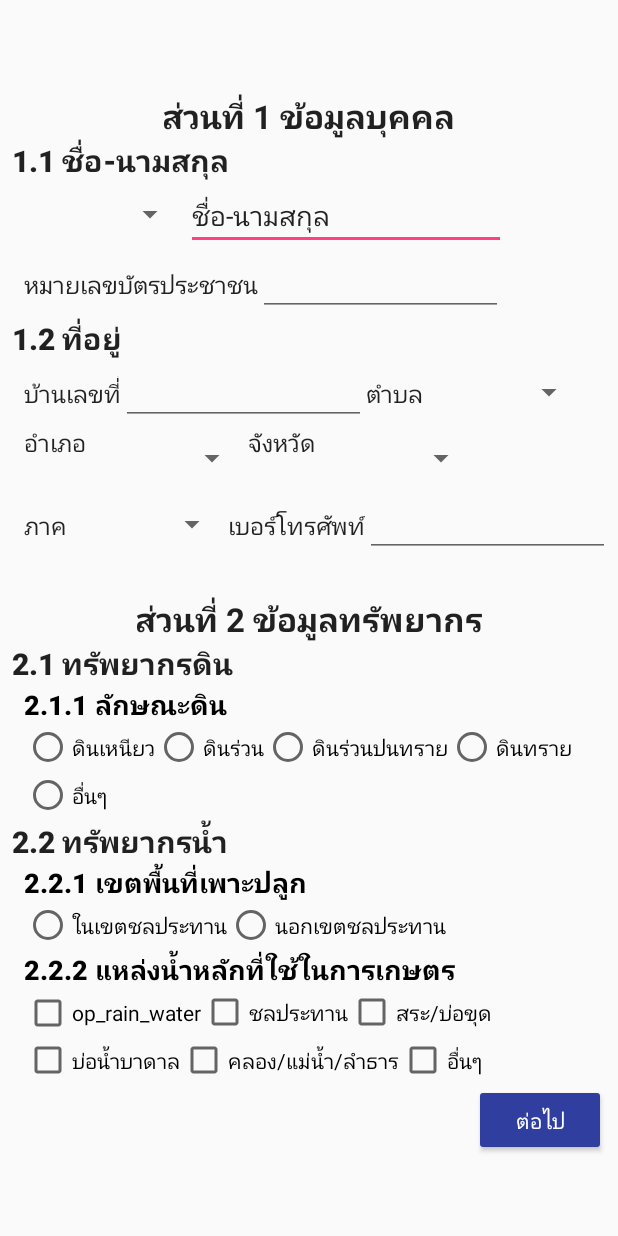
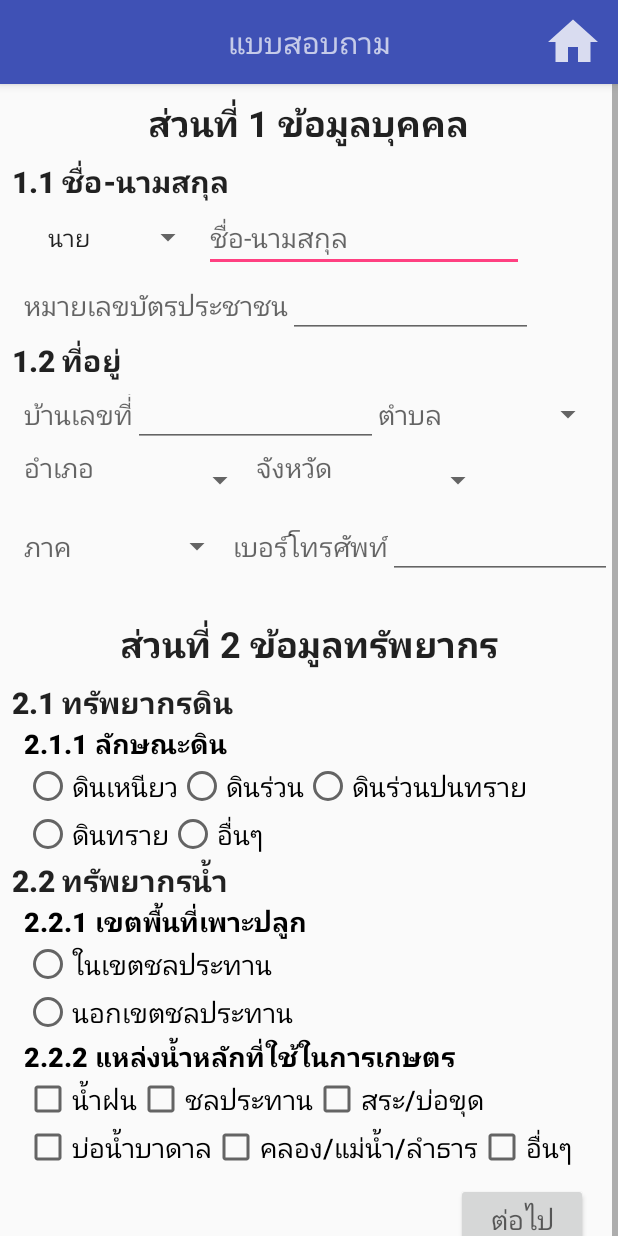
Before and after one commit to Jeniuss/Application, an Android app: the Section1Activity screen opened directly, with no data from a screen before it, on a phone screen of 412 x 824 dp. Run offline under Robolectric (Android 15) with nearby library versions, the phone set to English and light mode, and no system bars.

Commit message:
Modify section 1 and add toolbarSection.

```diff
--- a/app/src/main/java/application/application/Section1Activity.java
+++ b/app/src/main/java/application/application/Section1Activity.java
@@ -1,12 +1,53 @@
 package application.application;
 
+import android.content.Intent;
 import android.os.Bundle;
 import android.support.v7.app.AppCompatActivity;
+import android.view.View;
+import android.widget.AdapterView;
+import android.widget.ArrayAdapter;
+import android.widget.Button;
+import android.widget.Spinner;
 
 public class Section1Activity extends AppCompatActivity {
+
+    Spinner gender;
+
+    String gender_option[] = {"นาย","นาง","นางสาว"};
+    ArrayAdapter<String> adapter;
+
+
     @Override
     protected void onCreate(Bundle savedInstanceState) {
         super.onCreate(savedInstanceState);
         setContentView(R.layout.activity_section1);
+
+        final Button nextBtn = (Button) findViewById(R.id.nextBtn);
+
+        nextBtn.setOnClickListener(new View.OnClickListener() {
+            @Override
+            public void onClick(View view) {
+                Intent section3 = new Intent(getApplicationContext(), Section3Activity.class);
+                startActivity(section3);
+            }
+        });
+
+
+        gender = (Spinner) findViewById(R.id.editNameTitle);
+        adapter = new ArrayAdapter<String>(this,android.R.layout.simple_list_item_1,gender_option);
+
+        gender.setAdapter(adapter);
+
+        gender.setOnItemSelectedListener(new AdapterView.OnItemSelectedListener() {
+            @Override
+            public void onItemSelected(AdapterView<?> adapterView, View view, int i, long l) {
+
+            }
+
+            @Override
+            public void onNothingSelected(AdapterView<?> adapterView) {
+
+            }
+        });
     }
 }
--- /dev/null
+++ b/app/src/main/res/drawable/ic_home.xml
@@ -0,0 +1,11 @@
+<vector xmlns:android="http://schemas.android.com/apk/res/android"
+    android:width="24dp"
+    android:height="24dp"
+    android:viewportWidth="24"
+    android:viewportHeight="24"
+    android:tint="#FFFFFF"
+    android:alpha="0.8">
+    <path
+        android:fillColor="#FF000000"
+        android:pathData="M10,20v-6h4v6h5v-8h3L12,3 2,12h3v8z"/>
+</vector>
--- a/app/src/main/res/layout/activity_main.xml
+++ b/app/src/main/res/layout/activity_main.xml
@@ -13,7 +13,7 @@
         android:layout_marginTop="200dp"
         android:backgroundTint="@color/colorPrimaryDark"
         android:enabled="true"
-        android:text="@string/txt_quesion_air_ans"
+        android:text="@string/txt_question_air_ans"
         android:textAppearance="@style/TextAppearance.AppCompat.Large"
         android:textColor="#FFFFFF"
         app:layout_constraintEnd_toEndOf="parent"
@@ -26,7 +26,7 @@
         android:layout_height="wrap_content"
         android:layout_marginTop="50dp"
         android:backgroundTint="@color/colorPrimaryDark"
-        android:text="@string/txt_quesion_air_unsuccess"
+        android:text="@string/txt_question_air_unsuccess"
         android:textAppearance="@style/TextAppearance.AppCompat.Large"
         android:textColor="#FFFFFF"
         app:layout_constraintEnd_toEndOf="parent"
@@ -39,7 +39,7 @@
         android:layout_height="wrap_content"
         android:layout_marginTop="50dp"
         android:backgroundTint="@color/colorPrimaryDark"
-        android:text="@string/txt_quesion_air"
+        android:text="@string/txt_question_air"
         android:textAppearance="@style/TextAppearance.AppCompat.Large"
         android:textColor="#FFFFFF"
         app:layout_constraintEnd_toEndOf="parent"
--- a/app/src/main/res/layout/activity_section1.xml
+++ b/app/src/main/res/layout/activity_section1.xml
@@ -5,12 +5,16 @@
     android:layout_width="match_parent"
     android:layout_height="match_parent">
 
+    <include
+        android:id="@+id/toolbarSection"
+        layout="@layout/toolbar_section"/>
+
     <ScrollView
         android:layout_width="match_parent"
         android:layout_height="wrap_content"
-        app:layout_constraintBottom_toBottomOf="parent"
+        app:layout_constraintEnd_toEndOf="parent"
         app:layout_constraintStart_toStartOf="parent"
-        app:layout_constraintTop_toTopOf="parent">
+        app:layout_constraintTop_toBottomOf="@+id/toolbarSection">
 
         <LinearLayout
             android:layout_width="match_parent"
@@ -21,15 +25,12 @@
                 android:id="@+id/section1"
                 android:layout_width="wrap_content"
                 android:layout_height="wrap_content"
-                android:layout_marginStart="108dp"
+                android:layout_gravity="center"
                 android:layout_marginTop="8dp"
+                android:layout_marginBottom="8dp"
                 android:text="@string/txt_section_1"
-                android:textAppearance="@style/TextAppearance.AppCompat.Large"
-                android:textStyle="bold"
-                app:layout_constraintEnd_toEndOf="parent"
-                app:layout_constraintHorizontal_bias="0.0"
-                app:layout_constraintStart_toStartOf="parent"
-                app:layout_constraintTop_toTopOf="parent" />
+                android:textAppearance="@style/TextAppearance.AppCompat.Headline"
+                android:textStyle="bold"/>
 
             <LinearLayout
                 android:id="@+id/linearLayout1"
@@ -59,7 +60,7 @@
 
                     <Spinner
                         android:id="@+id/editNameTitle"
-                        android:layout_width="108dp"
+                        android:layout_width="120dp"
                         android:layout_height="44dp" />
 
                     <EditText
@@ -68,7 +69,7 @@
                         android:layout_height="wrap_content"
                         android:ems="10"
                         android:inputType="textPersonName"
-                        android:text="ชื่อ-นามสกุล" />
+                        android:hint="@string/txt_name" />
                 </LinearLayout>
 
                 <LinearLayout
@@ -84,7 +85,7 @@
                         android:layout_width="wrap_content"
                         android:layout_height="wrap_content"
                         android:text="@string/input_id_card"
-                        android:textAppearance="@style/Base.TextAppearance.AppCompat.Subhead" />
+                        android:textAppearance="@android:style/TextAppearance.DeviceDefault.Medium" />
 
                     <EditText
                         android:id="@+id/editIdCard"
@@ -127,7 +128,7 @@
                         android:layout_width="wrap_content"
                         android:layout_height="wrap_content"
                         android:text="@string/input_address_number"
-                        android:textAppearance="@style/Base.TextAppearance.AppCompat.Subhead" />
+                        android:textAppearance="@android:style/TextAppearance.DeviceDefault.Medium"/>
 
                     <EditText
                         android:id="@+id/editAddressNumber"
@@ -142,7 +143,7 @@
                         android:layout_width="wrap_content"
                         android:layout_height="wrap_content"
                         android:text="@string/input_sub_district"
-                        android:textAppearance="@style/Base.TextAppearance.AppCompat.Subhead" />
+                        android:textAppearance="@android:style/TextAppearance.DeviceDefault.Medium" />
 
                     <Spinner
                         android:id="@+id/editSubDistrict"
@@ -163,7 +164,7 @@
                         android:layout_width="wrap_content"
                         android:layout_height="wrap_content"
                         android:text="@string/input_district"
-                        android:textAppearance="@style/Base.TextAppearance.AppCompat.Subhead" />
+                        android:textAppearance="@android:style/TextAppearance.DeviceDefault.Medium" />
 
                     <Spinner
                         android:id="@+id/editDistrict"
@@ -175,7 +176,7 @@
                         android:layout_width="wrap_content"
                         android:layout_height="wrap_content"
                         android:text="@string/input_province"
-                        android:textAppearance="@style/Base.TextAppearance.AppCompat.Subhead" />
+                        android:textAppearance="@android:style/TextAppearance.DeviceDefault.Medium" />
 
                     <Spinner
                         android:id="@+id/editProvince"
@@ -196,7 +197,7 @@
                         android:layout_width="wrap_content"
                         android:layout_height="wrap_content"
                         android:text="@string/input_zone"
-                        android:textAppearance="@style/Base.TextAppearance.AppCompat.Subhead" />
+                        android:textAppearance="@android:style/TextAppearance.DeviceDefault.Medium"/>
 
                     <Spinner
                         android:id="@+id/editZone"
@@ -208,7 +209,7 @@
                         android:layout_width="wrap_content"
                         android:layout_height="wrap_content"
                         android:text="@string/input_phone"
-                        android:textAppearance="@style/Base.TextAppearance.AppCompat.Subhead" />
+                        android:textAppearance="@android:style/TextAppearance.DeviceDefault.Medium" />
 
                     <EditText
                         android:id="@+id/editPhoneNumber"
@@ -225,8 +226,9 @@
                 android:layout_width="wrap_content"
                 android:layout_height="wrap_content"
                 android:layout_marginTop="25dp"
+                android:layout_marginBottom="8dp"
                 android:text="@string/txt_section_2"
-                android:textAppearance="@style/TextAppearance.AppCompat.Large"
+                android:textAppearance="@style/TextAppearance.AppCompat.Headline"
                 android:textStyle="bold"
                 android:layout_gravity="center"
                 app:layout_constraintEnd_toEndOf="parent"
@@ -281,25 +283,24 @@
                         android:id="@+id/claySoil"
                         android:layout_width="wrap_content"
                         android:layout_height="wrap_content"
-                        android:text="@string/op_clay_soil" />
+                        android:text="@string/op_clay_soil"
+                        android:textAppearance="@android:style/TextAppearance.DeviceDefault.Medium"/>
 
                     <RadioButton
                         android:id="@+id/loamSoil"
                         android:layout_width="wrap_content"
                         android:layout_height="wrap_content"
-                        android:text="@string/op_loam_soil" />
+                        android:text="@string/op_loam_soil"
+                        android:textAppearance="@android:style/TextAppearance.DeviceDefault.Medium"/>
 
                     <RadioButton
                         android:id="@+id/sandyLoamSoil"
                         android:layout_width="wrap_content"
                         android:layout_height="wrap_content"
-                        android:text="@string/op_sandy_loam_soil" />
+                        android:text="@string/op_sandy_loam_soil"
+                        android:textAppearance="@android:style/TextAppearance.DeviceDefault.Medium"/>
 
-                    <RadioButton
-                        android:id="@+id/sandySoil"
-                        android:layout_width="wrap_content"
-                        android:layout_height="wrap_content"
-                        android:text="@string/op_sandy_soil" />
+
                 </LinearLayout>
 
                 <LinearLayout
@@ -311,10 +312,18 @@
                     android:orientation="horizontal">
 
                     <RadioButton
+                        android:id="@+id/sandySoil"
+                        android:layout_width="wrap_content"
+                        android:layout_height="wrap_content"
+                        android:text="@string/op_sandy_soil"
+                        android:textAppearance="@android:style/TextAppearance.DeviceDefault.Medium"/>
+
+                    <RadioButton
                         android:id="@+id/etc1"
                         android:layout_width="wrap_content"
                         android:layout_height="wrap_content"
-                        android:text="@string/etc" />
+                        android:text="@string/etc"
+                        android:textAppearance="@android:style/TextAppearance.DeviceDefault.Medium"/>
                 </LinearLayout>
 
                 <LinearLayout
@@ -357,19 +366,21 @@
                     android:layout_height="wrap_content"
                     android:layout_marginStart="8dp"
                     android:layout_marginEnd="8dp"
-                    android:orientation="horizontal">
+                    android:orientation="vertical">
 
                     <RadioButton
                         android:id="@+id/inIrrigation"
                         android:layout_width="wrap_content"
                         android:layout_height="wrap_content"
-                        android:text="@string/op_in_irrigation" />
+                        android:text="@string/op_in_irrigation"
+                        android:textAppearance="@android:style/TextAppearance.DeviceDefault.Medium"/>
 
                     <RadioButton
                         android:id="@+id/outIrrigation"
                         android:layout_width="wrap_content"
                         android:layout_height="wrap_content"
-                        android:text="@string/op_out_irrigation" />
+                        android:text="@string/op_out_irrigation"
+                        android:textAppearance="@android:style/TextAppearance.DeviceDefault.Medium"/>
                 </LinearLayout>
 
                 <LinearLayout
@@ -402,19 +413,22 @@
                         android:id="@+id/rainWater"
                         android:layout_width="wrap_content"
                         android:layout_height="wrap_content"
-                        android:text="op_rain_water" />
+                        android:text="@string/op_rain_water"
+                        android:textAppearance="@android:style/TextAppearance.DeviceDefault.Medium"/>
 
                     <CheckBox
                         android:id="@+id/irrigation"
                         android:layout_width="wrap_content"
                         android:layout_height="wrap_content"
-                        android:text="@string/op_irrigation" />
+                        android:text="@string/op_irrigation"
+                        android:textAppearance="@android:style/TextAppearance.DeviceDefault.Medium"/>
 
                     <CheckBox
                         android:id="@+id/pool"
                         android:layout_width="wrap_content"
                         android:layout_height="wrap_content"
-                        android:text="@string/op_pool" />
+                        android:text="@string/op_pool"
+                        android:textAppearance="@android:style/TextAppearance.DeviceDefault.Medium"/>
                 </LinearLayout>
 
                 <LinearLayout
@@ -429,31 +443,35 @@
                         android:id="@+id/artesianWell"
                         android:layout_width="wrap_content"
                         android:layout_height="wrap_content"
-                        android:text="@string/op_artesian_well" />
+                        android:text="@string/op_artesian_well"
+                        android:textAppearance="@android:style/TextAppearance.DeviceDefault.Medium"/>
 
                     <CheckBox
                         android:id="@+id/river"
                         android:layout_width="wrap_content"
                         android:layout_height="wrap_content"
-                        android:text="@string/op_river" />
+                        android:text="@string/op_river"
+                        android:textAppearance="@android:style/TextAppearance.DeviceDefault.Medium"/>
 
                     <CheckBox
                         android:id="@+id/etc2"
                         android:layout_width="wrap_content"
                         android:layout_height="wrap_content"
-                        android:text="@string/etc" />
+                        android:text="@string/etc"
+                        android:textAppearance="@android:style/TextAppearance.DeviceDefault.Medium"/>
                 </LinearLayout>
             </LinearLayout>
 
             <Button
-                android:id="@+id/next"
+                android:id="@+id/nextBtn"
                 android:layout_width="wrap_content"
                 android:layout_height="wrap_content"
-                android:layout_marginEnd="8dp"
-                android:backgroundTint="@color/colorPrimaryDark"
+                android:layout_marginEnd="20dp"
+                android:layout_marginTop="8dp"
+                android:layout_marginBottom="70dp"
                 android:text="ต่อไป"
-                android:textColor="#FFFFFF"
-                android:layout_gravity="end"/>
+                android:layout_gravity="end"
+                android:textAppearance="@android:style/TextAppearance.DeviceDefault.Medium"/>
         </LinearLayout>
     </ScrollView>
 
--- a/app/src/main/res/layout/activity_section3.xml
+++ b/app/src/main/res/layout/activity_section3.xml
@@ -6,32 +6,32 @@
     android:layout_height="match_parent"
     tools:context="application.application.Section3Activity">
 
-    <TextView
-        android:id="@+id/txtSection3"
-        android:layout_width="wrap_content"
-        android:layout_height="wrap_content"
-        android:layout_marginEnd="8dp"
-        android:layout_marginStart="8dp"
-        android:layout_marginTop="8dp"
-        android:text="@string/sec3"
-        android:textAppearance="@style/TextAppearance.AppCompat.Headline"
-        android:textStyle="bold"
-        app:layout_constraintEnd_toEndOf="parent"
-        app:layout_constraintStart_toStartOf="parent"
-        app:layout_constraintTop_toTopOf="parent" />
+    <include
+        android:id="@+id/toolbarSection"
+        layout="@layout/toolbar_section"/>
 
     <ScrollView
         android:id="@+id/scrollView2"
         android:layout_width="match_parent"
         android:layout_height="wrap_content"
-        android:layout_marginTop="52dp"
-        app:layout_constraintTop_toTopOf="parent">
+        app:layout_constraintEnd_toEndOf="parent"
+        app:layout_constraintStart_toStartOf="parent"
+        app:layout_constraintTop_toBottomOf="@+id/toolbarSection" >
 
         <LinearLayout
             android:layout_width="match_parent"
             android:layout_height="wrap_content"
             android:orientation="vertical">
 
+            <TextView
+                android:id="@+id/txtSection3"
+                android:layout_width="wrap_content"
+                android:layout_height="wrap_content"
+                android:layout_marginTop="8dp"
+                android:text="@string/sec3"
+                android:textAppearance="@style/TextAppearance.AppCompat.Headline"
+                android:textStyle="bold"
+                android:layout_gravity="center"/>
 
             <!-- 3.1 -->
             <RelativeLayout
@@ -3523,7 +3523,7 @@
                 android:layout_width="match_parent"
                 android:layout_height="wrap_content"
                 android:gravity="center"
-                android:layout_marginBottom="60dp">
+                android:layout_marginBottom="70dp">
 
                 <Button
                     android:id="@+id/submit"
--- /dev/null
+++ b/app/src/main/res/layout/toolbar_section.xml
@@ -0,0 +1,26 @@
+<?xml version="1.0" encoding="utf-8"?>
+<android.support.v7.widget.Toolbar xmlns:android="http://schemas.android.com/apk/res/android"
+    android:layout_width="match_parent"
+    android:layout_height="wrap_content"
+    xmlns:app="http://schemas.android.com/apk/res-auto"
+    android:background="@color/colorPrimary"
+    android:elevation="4dp"
+    android:theme="@style/ThemeOverlay.AppCompat.Dark.ActionBar">
+
+    <TextView
+        android:id="@+id/toolbar_title"
+        android:layout_width="wrap_content"
+        android:layout_height="wrap_content"
+        android:layout_gravity="center"
+        android:textSize="20sp"
+        android:text="@string/txt_question"/>
+
+    <ImageView
+        android:id="@+id/loginImg"
+        android:layout_width="40dp"
+        android:layout_height="40dp"
+        android:layout_gravity="end"
+        android:layout_marginEnd="10sp"
+        app:srcCompat="@drawable/ic_home" />
+
+</android.support.v7.widget.Toolbar>
--- a/app/src/main/res/values/strings.xml
+++ b/app/src/main/res/values/strings.xml
@@ -5,9 +5,10 @@
     <string name="txt_password">รหัสผ่าน</string>
     <string name="txt_submit_btn_th">ยืนยัน</string>
     <string name="txt_dash_board">Dashboard</string>
-    <string name="txt_quesion_air">รายการแบบสอบถาม</string>
-    <string name="txt_quesion_air_ans">ตอบแบบสอบถาม</string>
-    <string name="txt_quesion_air_unsuccess">แบบสอบถามที่ส่งไม่สำเร็จ</string>
+    <string name="txt_question">แบบสอบถาม</string>
+    <string name="txt_question_air">รายการแบบสอบถาม</string>
+    <string name="txt_question_air_ans">ตอบแบบสอบถาม</string>
+    <string name="txt_question_air_unsuccess">แบบสอบถามที่ส่งไม่สำเร็จ</string>
     <string name="input_id_card">หมายเลขบัตรประชาชน</string>
     <string name="txt_submit_btn">Submit</string>
     <string name="txt_section_1">ส่วนที่ 1 ข้อมูลบุคคล</string>
@@ -16,6 +17,7 @@
     <string name="txt_section_4">ส่วนที่ 4 ข้อมูลการเพาะปลูกผักและพืชไร่</string>
     <string name="txt_section_5">ส่วนที่ 5 ข้อมูลการจัดการแปลงไม้ผลยืนต้น/ยางพารา/ปาล์มน้ำมัน ที่สร้างรายได้แก่ครัวเรือน</string>
     <string name="txt_section_6">ส่วนที่ 6 ข้อมูลทรัพยากรป่าไม้และพื้นที่สีเขียว</string>
+    <string name="txt_name">ชื่อ-นามสกุล</string>
     <string name="input_name_surname">1.1 ชื่อ-นามสกุล</string>
     <string name="input_address">1.2 ที่อยู่</string>
     <string name="input_address_number">บ้านเลขที่่</string>
```
